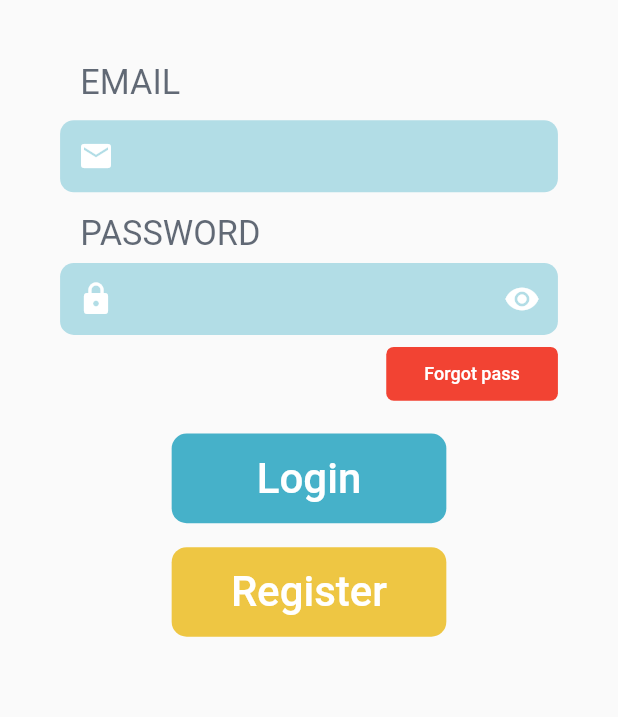
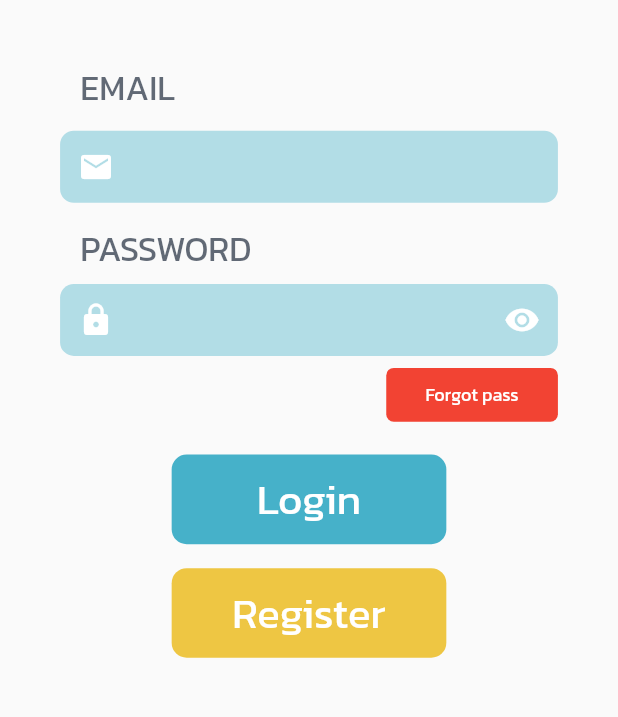
Before and after one commit to SupakVetanat/Lvupshop, a Flutter app: the screen it shows after launch, on a phone screen of 412 x 824 dp, the part 357-1074 px from its top. Run offline on Flutter 3.47's test engine with Material 2 defaults, Android fonts, the phone set to English and light mode, and no system bars; our stand-ins replace convex_bottom_bar, equatable, flutter_datetime_picker, flutter_screenutil, flutter_staggered_animations, get and 1 more.

Commit message:
add-language

```diff
--- /dev/null
+++ b/lib/LocaleString.dart
@@ -0,0 +1,13 @@
+import 'package:get/get.dart';
+
+class LocaleString extends Translations {
+  @override
+  Map<String, Map<String, String>> get keys => {
+        'en_US': {'Login': 'Login', 'Recommend': 'Recommend', 'Game': 'Game'},
+        'th_TH': {
+          'Login': 'เข้าสู่ระบบ',
+          'Recommend': 'รายการแนะนำ',
+          'Game': 'เกม'
+        }
+      };
+}
--- a/lib/main.dart
+++ b/lib/main.dart
@@ -1,7 +1,7 @@
 import 'package:flutter/material.dart';
 import 'package:flutter_screenutil/flutter_screenutil.dart';
-import 'package:lvup_shop/screen/Login.dart';
-import 'package:lvup_shop/screen/home.dart';
+import 'package:get/get.dart';
+import 'package:lvup_shop/LocaleString.dart';
 import 'package:lvup_shop/screen/splash/splash_page.dart';
 
 void main() {
@@ -19,10 +19,12 @@ class MyApp extends StatelessWidget {
         minTextAdapt: true,
         splitScreenMode: true,
         builder: (context, child) {
-          return MaterialApp(
+          return GetMaterialApp(
+            translations: LocaleString(),
+            locale: Locale('en', 'US'),
             title: "My App",
             home: splashPage(),
-            theme: ThemeData(primarySwatch: Colors.blue),
+            theme: ThemeData(primarySwatch: Colors.blue, fontFamily: 'Kanit'),
           );
         });
   }
--- a/lib/screen/home.dart
+++ b/lib/screen/home.dart
@@ -1,9 +1,9 @@
 import 'package:flutter/cupertino.dart';
 import 'package:flutter/material.dart';
+import 'package:get/get_utils/src/extensions/internacionalization.dart';
 import 'package:lvup_shop/models/models.dart';
 import 'package:lvup_shop/widgets/section_title_item.dart';
 import 'package:lvup_shop/widgets/widgets.dart';
-
 
 class Home extends StatefulWidget {
   const Home({Key? key}) : super(key: key);
@@ -36,7 +36,7 @@ class _HomeState extends State<Home> {
                 Container(
                   padding: EdgeInsets.only(top: 20, left: 30),
                   child: Text(
-                    "Recommend",
+                    "Recommend".tr,
                     style: TextStyle(
                       color: Color(0xFF242F40),
                       fontSize: 40,
@@ -96,7 +96,7 @@ class _HomeState extends State<Home> {
                 // ), //game
 
                 SectionTitle(
-                  title: 'Game ',
+                  title: 'Game'.tr,
                 ),
                 GameCarousel(products: Product.products
                     // .where((product) => product.isRecommended)
```
Also changed, not shown: lib/components/navbar.dart (+10 -1 lines), pubspec.yaml (+8 -7 lines), assets/fonts/Kanit-Bold.ttf (added), assets/fonts/Kanit-Regular.ttf (added), pubspec.lock.
